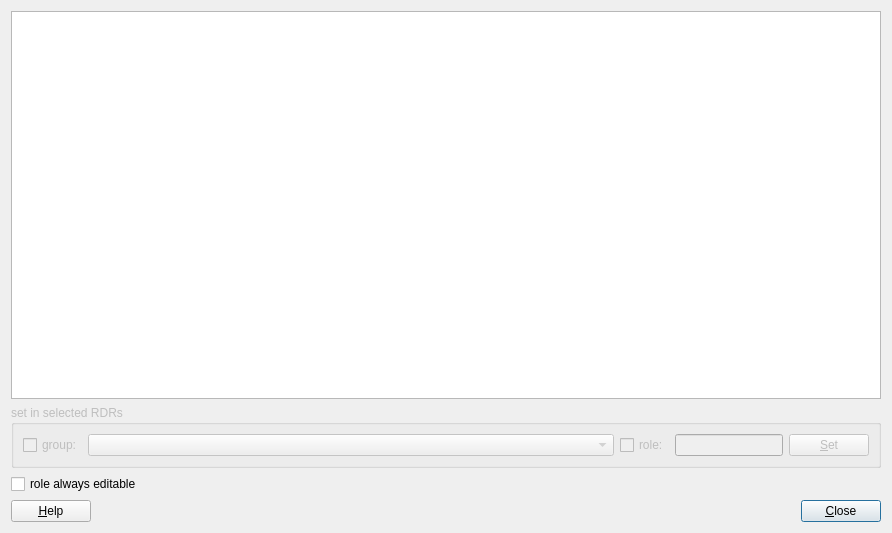
First picture: the form in application/dlgeditgroupandrole.ui, repository jkriege2/QuickFit3, before the edit.
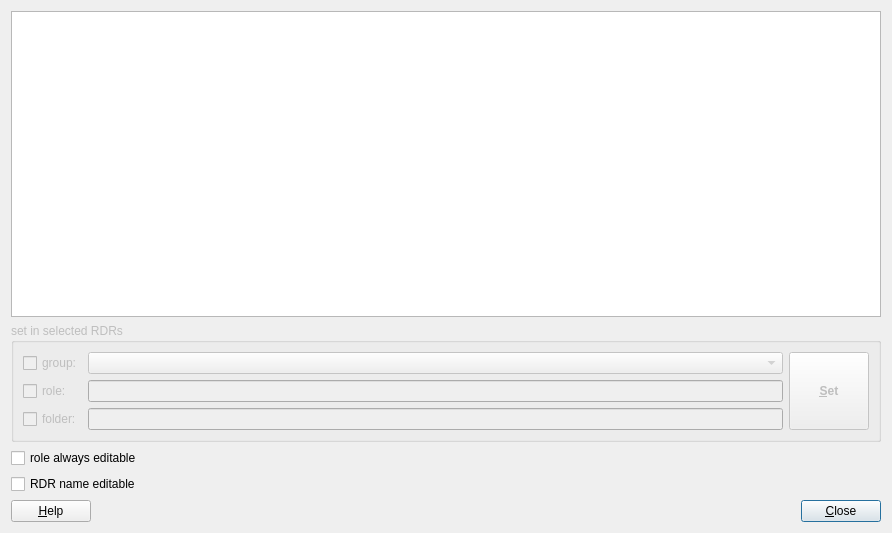
Second picture: the form after the edit. Icons and pictures are not drawn.

What changed in the file:
```diff
--- a/application/dlgeditgroupandrole.ui
+++ b/application/dlgeditgroupandrole.ui
@@ -35,39 +35,65 @@
      <property name="title">
       <string>set in selected RDRs</string>
      </property>
-     <layout class="QHBoxLayout" name="horizontalLayout_2" stretch="0,1,0,0,0">
-      <item>
+     <layout class="QGridLayout" name="gridLayout">
+      <item row="2" column="1">
+       <widget class="QLineEdit" name="edtFolder">
+        <property name="enabled">
+         <bool>false</bool>
+        </property>
+       </widget>
+      </item>
+      <item row="0" column="0">
        <widget class="QCheckBox" name="chkGroup">
         <property name="text">
          <string>group:</string>
         </property>
        </widget>
       </item>
-      <item>
+      <item row="0" column="1">
        <widget class="QComboBox" name="cmbGroup">
         <property name="enabled">
          <bool>false</bool>
         </property>
        </widget>
       </item>
-      <item>
+      <item row="0" column="2" rowspan="3">
+       <widget class="QPushButton" name="btnSetSelected">
+        <property name="sizePolicy">
+         <sizepolicy hsizetype="Minimum" vsizetype="Expanding">
+          <horstretch>0</horstretch>
+          <verstretch>0</verstretch>
+         </sizepolicy>
+        </property>
+        <property name="font">
+         <font>
+          <weight>75</weight>
+          <bold>true</bold>
+         </font>
+        </property>
+        <property name="text">
+         <string>&amp;Set</string>
+        </property>
+       </widget>
+      </item>
+      <item row="1" column="0">
        <widget class="QCheckBox" name="chkRole">
         <property name="text">
          <string>role:</string>
         </property>
        </widget>
       </item>
-      <item>
+      <item row="1" column="1">
        <widget class="QLineEdit" name="edtRole">
         <property name="enabled">
          <bool>false</bool>
         </property>
        </widget>
       </item>
-      <item>
-       <widget class="QPushButton" name="btnSetSelected">
+      <item row="2" column="0">
+       <widget class="QCheckBox" name="chkFolder">
         <property name="text">
-         <string>&amp;Set</string>
+         <string>folder:</string>
         </property>
        </widget>
       </item>
@@ -81,6 +107,13 @@
      </property>
     </widget>
    </item>
+   <item>
+    <widget class="QCheckBox" name="chkNameEditable">
+     <property name="text">
+      <string>RDR name editable</string>
+     </property>
+    </widget>
+   </item>
    <item>
     <layout class="QHBoxLayout" name="horizontalLayout">
      <item>
```
Left out of the diff: 34 changed lines with no effect on the pictures.
